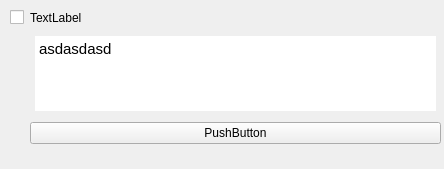
This is part.ui in NAD777/yandex-toDo as Qt 5 draws it before an edit. The edited form follows.
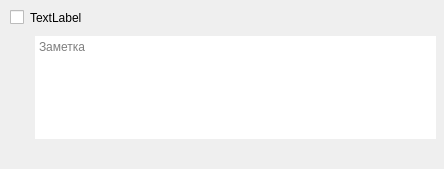
This is the edited form.

Patch:
```diff
--- a/part.ui
+++ b/part.ui
@@ -48,14 +48,10 @@
 &lt;html&gt;&lt;head&gt;&lt;meta name=&quot;qrichtext&quot; content=&quot;1&quot; /&gt;&lt;style type=&quot;text/css&quot;&gt;
 p, li { white-space: pre-wrap; }
 &lt;/style&gt;&lt;/head&gt;&lt;body style=&quot; font-family:'Ubuntu'; font-size:11pt; font-weight:400; font-style:normal;&quot;&gt;
-&lt;p style=&quot; margin-top:0px; margin-bottom:0px; margin-left:0px; margin-right:0px; -qt-block-indent:0; text-indent:0px;&quot;&gt;asdasdasd&lt;/p&gt;&lt;/body&gt;&lt;/html&gt;</string>
+&lt;p style=&quot;-qt-paragraph-type:empty; margin-top:0px; margin-bottom:0px; margin-left:0px; margin-right:0px; -qt-block-indent:0; text-indent:0px;&quot;&gt;&lt;br /&gt;&lt;/p&gt;&lt;/body&gt;&lt;/html&gt;</string>
       </property>
-     </widget>
-    </item>
-    <item row="2" column="1">
-     <widget class="QPushButton" name="pushButton">
-      <property name="text">
-       <string>PushButton</string>
+      <property name="placeholderText">
+       <string>Заметка</string>
       </property>
      </widget>
     </item>
```
